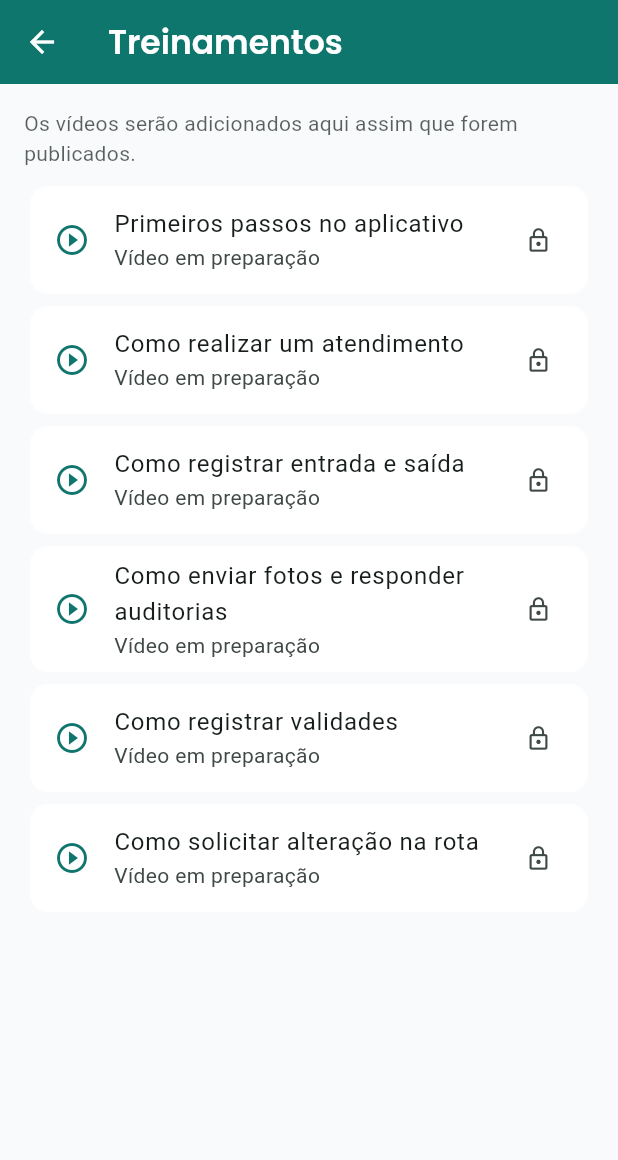
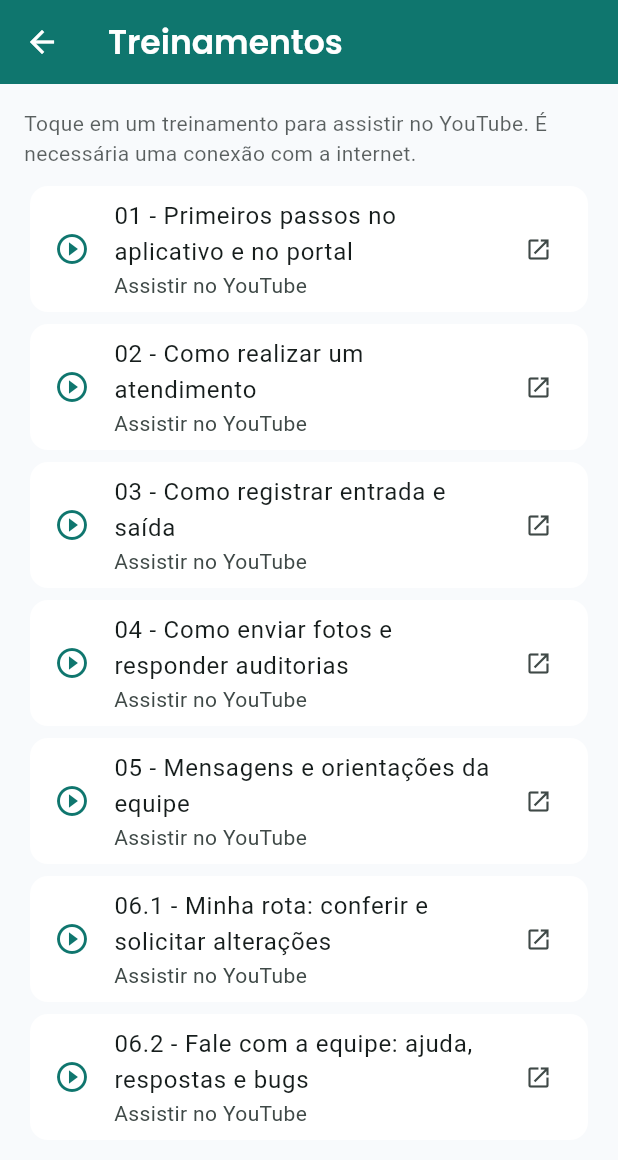
Before and after one commit to DiegoDavi-1/agmerchandising-app, a Flutter app: the TrainingsPage screen opened directly, on a phone screen of 412 x 824 dp. Shown: the top 1160 px of the screen. Run offline on Flutter 3.47's test engine with Material 3 defaults, Android fonts, the phone set to English and light mode, and no system bars; our stand-ins replace connectivity_plus, csv, device_info_plus, firebase_core, firebase_messaging, flutter_local_notifications and 12 more; missing offline and left inert: in_app_update, mobile_scanner; accounts and stored records are empty; project files that could hold a hidden picture were left out.

Commit message:
Enable published training videos and prepare Android 1.0.27
Co-authored-by: Copilot <223556219+Copilot@users.noreply.github.com>

```diff
--- a/lib/pages/help_center_page.dart
+++ b/lib/pages/help_center_page.dart
@@ -1,6 +1,7 @@
 import 'package:flutter/foundation.dart';
 import 'package:flutter/material.dart';
 import 'package:google_fonts/google_fonts.dart';
+import 'package:url_launcher/url_launcher.dart';
 
 import '../services/api_service.dart';
 import 'route_change_request_page.dart';
@@ -114,7 +115,8 @@ class _MySupportMessagesPageState extends State<MySupportMessagesPage> {
   Future<List<dynamic>> _load() async {
     final result = await ApiService.fetchMySupportMessages();
     if (((result['unreadReplies'] as num?) ?? 0) > 0) {
-      ApiService.markSupportRepliesSeen().catchError((_) => <String, dynamic>{});
+      ApiService.markSupportRepliesSeen()
+          .catchError((_) => <String, dynamic>{});
     }
     return (result['data'] as List?) ?? [];
   }
@@ -190,7 +192,8 @@ class _MySupportMessagesPageState extends State<MySupportMessagesPage> {
                             child: Column(
                               crossAxisAlignment: CrossAxisAlignment.start,
                               children: [
-                                Text('Resposta da equipe · ${_fmt(m['replied_at'])}',
+                                Text(
+                                    'Resposta da equipe · ${_fmt(m['replied_at'])}',
                                     style: const TextStyle(
                                         fontSize: 12,
                                         fontWeight: FontWeight.w600,
@@ -283,16 +286,41 @@ class UserManualPage extends StatelessWidget {
 }
 
 class TrainingsPage extends StatelessWidget {
-  const TrainingsPage({super.key});
+  const TrainingsPage({super.key, this.openVideo = _openExternalVideo});
 
-  static const _titles = [
-    'Primeiros passos no aplicativo',
-    'Como realizar um atendimento',
-    'Como registrar entrada e saída',
-    'Como enviar fotos e responder auditorias',
-    'Como registrar validades',
-    'Como solicitar alteração na rota',
+  final Future<bool> Function(Uri) openVideo;
+
+  static Future<bool> _openExternalVideo(Uri uri) =>
+      launchUrl(uri, mode: LaunchMode.externalApplication);
+
+  static const _videos = [
+    ('01 - Primeiros passos no aplicativo e no portal', 'A4QlgutR600'),
+    ('02 - Como realizar um atendimento', 'YoalW_1diYc'),
+    ('03 - Como registrar entrada e saída', 'CFMr4b9JWCM'),
+    ('04 - Como enviar fotos e responder auditorias', 'TByun9txw5E'),
+    ('05 - Mensagens e orientações da equipe', '4Yy4BmINoPI'),
+    ('06.1 - Minha rota: conferir e solicitar alterações', 'CM8Jsix-aME'),
+    ('06.2 - Fale com a equipe: ajuda, respostas e bugs', 'G32NbnndzIs'),
   ];
+
+  Future<void> _watch(BuildContext context, String videoId) async {
+    try {
+      final opened = await openVideo(
+        Uri.https('www.youtube.com', '/watch', {'v': videoId}),
+      );
+      if (!opened) throw StateError('Não foi possível abrir o YouTube.');
+    } catch (error) {
+      debugPrint('Erro ao abrir treinamento $videoId: $error');
+      if (!context.mounted) return;
+      ScaffoldMessenger.of(context).showSnackBar(
+        const SnackBar(
+          content: Text(
+            'Não foi possível abrir o vídeo. Confira se há um navegador ou o YouTube instalado e tente novamente.',
+          ),
+        ),
+      );
+    }
+  }
 
   @override
   Widget build(BuildContext context) {
@@ -303,16 +331,18 @@ class TrainingsPage extends StatelessWidget {
       body: ListView(
         padding: const EdgeInsets.fromLTRB(16, 16, 16, 32),
         children: [
-          Text('Os vídeos serão adicionados aqui assim que forem publicados.',
+          Text(
+              'Toque em um treinamento para assistir no YouTube. É necessária uma conexão com a internet.',
               style: TextStyle(color: muted)),
           const SizedBox(height: 8),
-          for (final title in _titles)
+          for (final (title, videoId) in _videos)
             Card(
               child: ListTile(
                 leading: const Icon(Icons.play_circle_outline, color: _teal),
                 title: Text(title),
-                subtitle: const Text('Vídeo em preparação'),
-                trailing: const Icon(Icons.lock_outline, size: 18),
+                subtitle: const Text('Assistir no YouTube'),
+                trailing: const Icon(Icons.open_in_new, size: 18),
+                onTap: () => _watch(context, videoId),
               ),
             ),
         ],
@@ -472,7 +502,9 @@ class _SupportMessagePageState extends State<SupportMessagePage> {
 PreferredSizeWidget _appBar(BuildContext context, String title) => AppBar(
       title:
           Text(title, style: GoogleFonts.poppins(fontWeight: FontWeight.w600)),
-      backgroundColor: Theme.of(context).brightness == Brightness.dark ? const Color(0xFF1A1F2E) : _teal,
+      backgroundColor: Theme.of(context).brightness == Brightness.dark
+          ? const Color(0xFF1A1F2E)
+          : _teal,
       foregroundColor: Colors.white,
     );
 
--- a/pubspec.yaml
+++ b/pubspec.yaml
@@ -1,6 +1,6 @@
 name: ag_merchandising
 description: Merch Hub - App de controle de merchandising
-version: 1.0.26+27
+version: 1.0.27+28
 
 environment:
   sdk: ">=3.0.0 <4.0.0"
```
Also changed, not shown: 2 other files.
